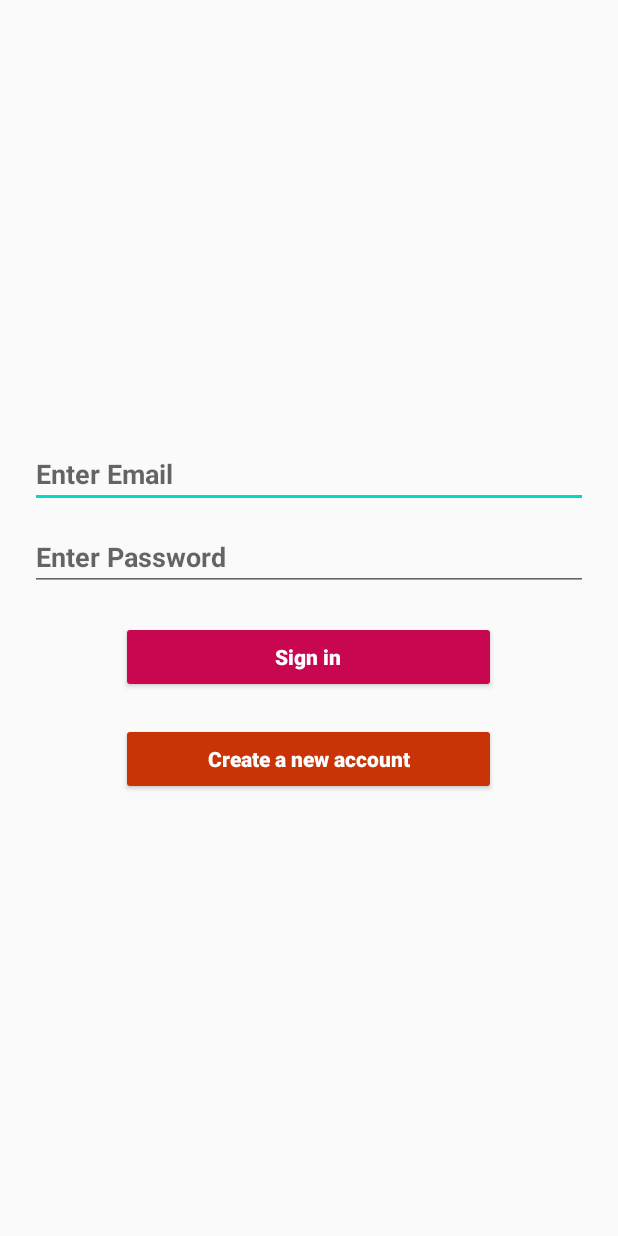
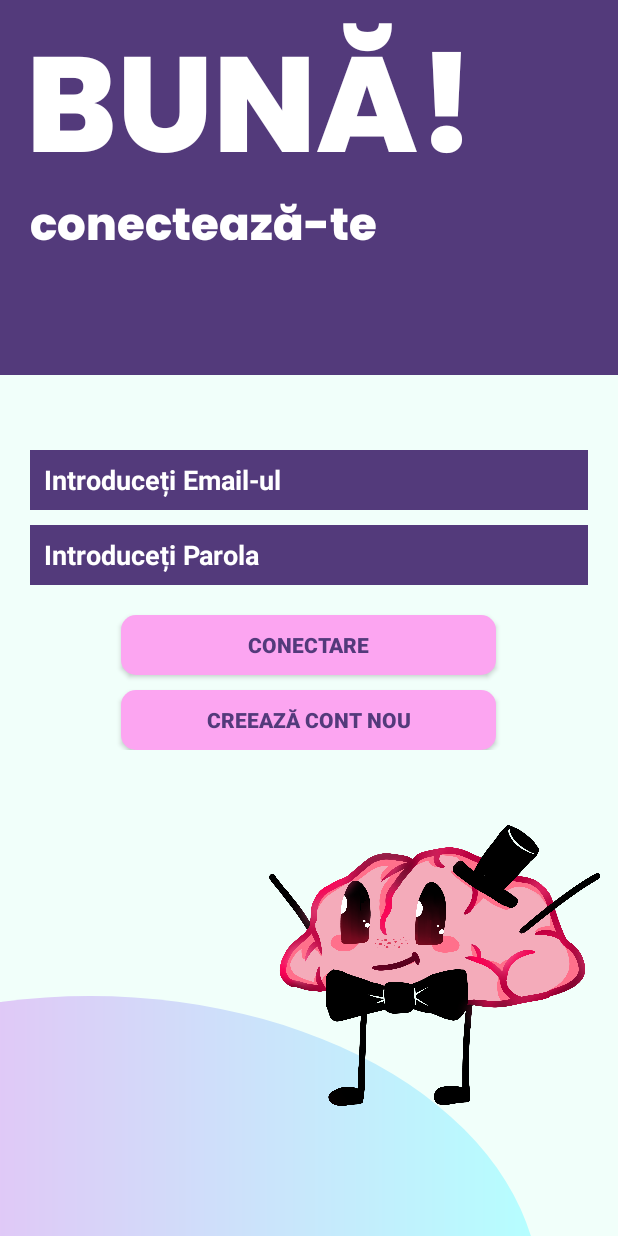
Before and after one commit to Eiline04/Minder, an Android app: the screen it shows after launch (LoginActivity), on a phone screen of 412 x 824 dp. Run offline under Robolectric (Android 15) with nearby library versions, the phone set to English and light mode, and no system bars; our stand-ins replace Firebase (no records; nobody signed in at launch, a user with empty details on screens opened directly).

Commit message:
ecran login xml

```diff
--- /dev/null
+++ b/app/src/main/res/drawable/gradient_pink_blue.xml
@@ -0,0 +1,11 @@
+<?xml version="1.0" encoding="utf-8"?>
+<shape
+    xmlns:android="http://schemas.android.com/apk/res/android"
+    android:shape="oval">
+
+    <gradient android:startColor="#FCA5F1" android:endColor="#B5FFFF" android:type="linear"/>
+    <corners android:radius="50dp"/>
+    <size android:width="80dp" android:height="80dp"/>
+
+
+</shape>
--- /dev/null
+++ b/app/src/main/res/drawable/rectangle_pink.xml
@@ -0,0 +1,9 @@
+<?xml version="1.0" encoding="utf-8"?>
+<selector xmlns:android="http://schemas.android.com/apk/res/android">
+    <item>
+        <shape android:shape="rectangle">
+            <solid android:color="#FFFCA5F1"/>
+            <corners android:radius="10dp"/>
+        </shape>
+    </item>
+</selector>
--- /dev/null
+++ b/app/src/main/res/drawable/rectangle_purple.xml
@@ -0,0 +1,8 @@
+<?xml version="1.0" encoding="utf-8"?>
+<selector xmlns:android="http://schemas.android.com/apk/res/android">
+    <item>
+        <shape android:shape="rectangle">
+            <solid android:color="#533A7B"/>
+        </shape>
+    </item>
+</selector>
--- a/app/src/main/res/layout/activity_login.xml
+++ b/app/src/main/res/layout/activity_login.xml
@@ -4,55 +4,167 @@
     xmlns:tools="http://schemas.android.com/tools"
     android:layout_width="match_parent"
     android:layout_height="match_parent"
-    tools:context=".authentication.LoginActivity">
+    tools:context=".authentication.LoginActivity"
+    android:background="#F1FFFA">
+
+
+
+    <LinearLayout
+        android:layout_width="match_parent"
+        android:layout_height="match_parent"
+        android:layerType="software"
+        android:gravity="bottom">
+
+
+
+        <TextView
+            android:layout_width="600dp"
+            android:layout_marginLeft="-240dp"
+            android:layout_marginBottom="-120dp"
+            android:layout_height="400dp"
+            android:background="@drawable/gradient_pink_blue"
+            />
+
+
+
+    </LinearLayout>
 
     <LinearLayout
         android:layout_width="match_parent"
         android:layout_height="match_parent"
         android:orientation="vertical"
+        android:gravity="top
+">
+
+    <LinearLayout
+        android:layout_width="match_parent"
+        android:layout_height="wrap_content"
+        android:orientation="vertical"
+        android:layout_marginTop="0dp"
         android:gravity="center">
+
+
+
+
+        <TextView
+            android:layout_width="match_parent"
+            android:layout_height="250dp"
+            android:layout_marginTop="0dp"
+            android:layout_marginBottom="0dp"
+            android:background="@drawable/rectangle_purple"
+            android:text=" BUNĂ!"
+            android:textSize="90dp"
+            android:textColor="#fff"
+            android:fontFamily="@font/poppins_extrabold"
+            />
+
+
+
+    </LinearLayout>
+
+
+
+        <LinearLayout
+            android:layout_width="match_parent"
+            android:layout_height="wrap_content"
+            android:orientation="vertical"
+            android:layout_marginTop="50dp"
+            android:gravity="center">
+
             <EditText
                 android:id="@+id/emailFiled"
                 android:layout_width="match_parent"
-            android:layout_height="wrap_content"
-            android:hint="Enter Email"
+                android:layout_height="40dp"
+                android:hint="  Introduceți Email-ul"
+                android:layout_marginTop="0dp"
                 android:layout_marginStart="20dp"
                 android:layout_marginEnd="20dp"
-            android:textColor="#000"
-            android:textStyle="bold"/>
+                android:textColor="#fff"
+                android:textStyle="bold"
+                android:textColorHint="#fff"
+                android:background="#533A7B"/>
             <EditText
                 android:layout_marginTop="10dp"
                 android:id="@+id/passwordFiled"
                 android:layout_width="match_parent"
-            android:layout_height="wrap_content"
-            android:hint="Enter Password"
+                android:layout_height="40dp"
+                android:hint="  Introduceți Parola"
                 android:layout_marginStart="20dp"
                 android:layout_marginEnd="20dp"
-            android:textColor="#000"
-            android:textStyle="bold"/>
+                android:textColor="#fff"
+                android:textStyle="bold"
+                android:textColorHint="#fff"
+                android:background="#533A7B"/>
+
+            <LinearLayout
+                android:layout_width="match_parent"
+                android:layout_height="match_parent"
+                android:orientation="vertical"
+                android:layout_marginTop="10dp"
+                android:gravity="center">
 
                 <Button
                     android:id="@+id/signinButton"
                     android:layout_width="250dp"
-            android:layout_height="wrap_content"
-            android:text="Sign in"
-            android:textAllCaps="false"
-            android:backgroundTint="#c90751"
+                    android:layout_height="40dp"
+                    android:text="Conectare"
+                    android:textAllCaps="true"
+                    android:background="@drawable/rectangle_pink"
                     android:textStyle="bold"
-            android:textColor="#fff"
-            android:layout_marginTop="20dp"/>
+                    android:textColor="#533A7B"
+                    android:layout_marginTop="10dp"/>
                 <Button
                     android:id="@+id/signupButton"
                     android:layout_width="250dp"
-            android:layout_height="wrap_content"
-            android:text="Create a new account"
-            android:textAllCaps="false"
-            android:backgroundTint="#c93407"
+                    android:layout_height="40dp"
+                    android:text="Creează cont nou"
+                    android:textAllCaps="true"
+                    android:background="@drawable/rectangle_pink"
                     android:textStyle="bold"
-            android:textColor="#fff"
-            android:layout_marginTop="20dp"/>
+                    android:textColor="#533A7B"
+                    android:layout_marginTop="10dp"/>
+
+            </LinearLayout>
 
 
         </LinearLayout>
 
+        <LinearLayout
+            android:layout_width="match_parent"
+            android:layout_height="wrap_content"
+            android:gravity="right"
+            android:layout_marginTop="15dp">
+
+            <ImageView
+                android:layout_width="270dp"
+                android:layout_height="270dp"
+                android:id="@+id/brain"
+                android:src="@drawable/brain_tr"
+                android:layerType="hardware"
+                android:layout_marginRight="-15dp"
+                />
+        </LinearLayout>
+
+    </LinearLayout>
+
+
+    <LinearLayout
+        android:layout_width="match_parent"
+        android:layout_height="match_parent"
+        android:gravity="top">
+
+        <TextView
+            android:layout_width="wrap_content"
+            android:layout_height="wrap_content"
+            android:layout_marginHorizontal="20dp"
+            android:layout_marginTop="0dp"
+            android:layout_marginBottom="0dp"
+            android:textSize="30dp"
+            android:fontFamily="@font/poppins_extrabold"
+            android:textColor="#fff"
+            android:text="\n \n \nconectează-te"
+            />
+
+    </LinearLayout>
+
 </RelativeLayout>
```
Also changed, not shown: app/src/main/res/drawable/brain_tr.png (added), app/src/main/res/font/poppins_extrabold.ttf (added). Lines whose indentation alone changed are shown as unchanged.
